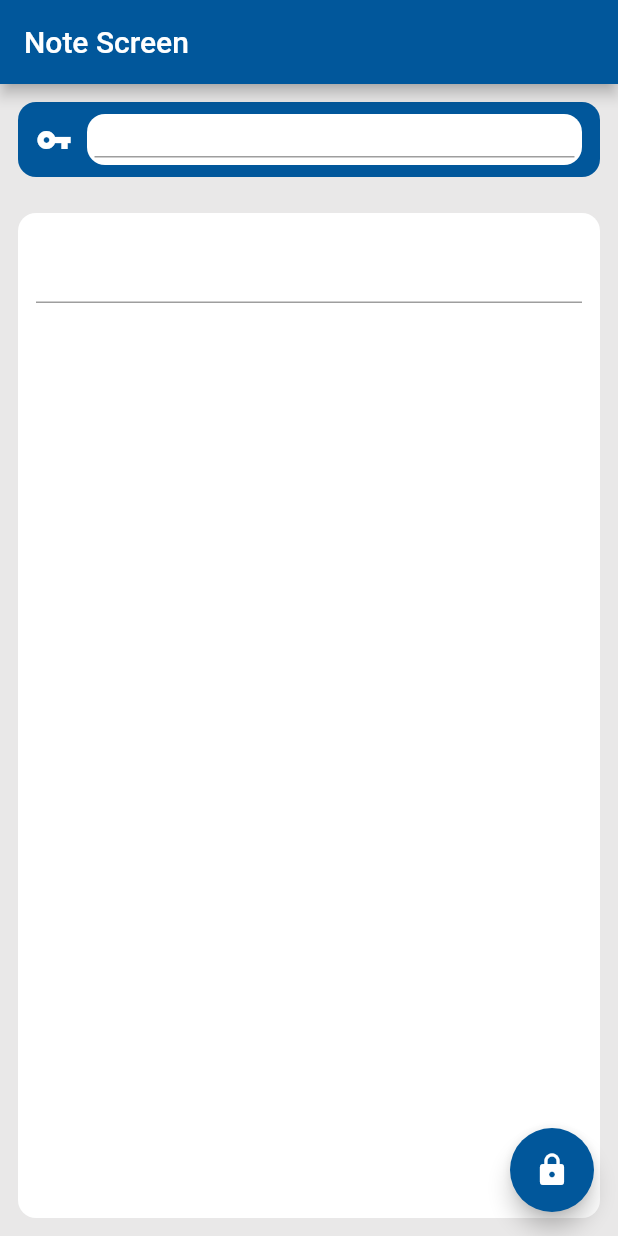
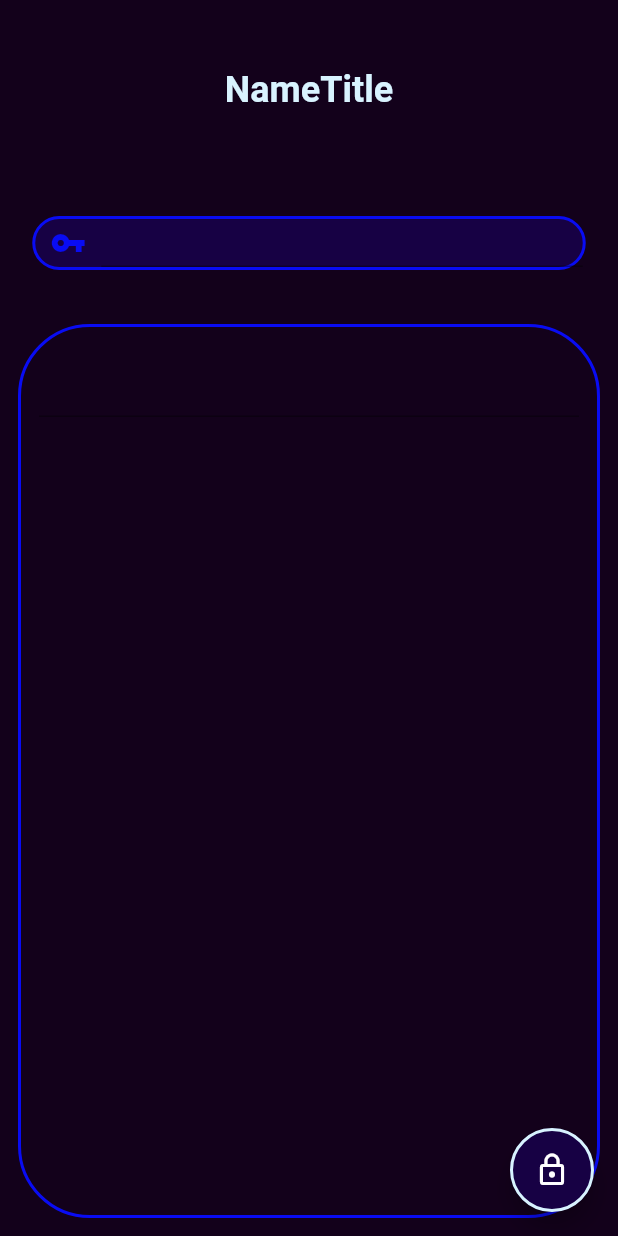
Before and after one commit to MaxThanachai/encrypted-note, a Flutter app: the screen it shows after launch, on a phone screen of 412 x 824 dp. Run offline on Flutter 3.47's test engine with Material 2 defaults, Android fonts, the phone set to English and light mode, and no system bars; missing offline and left inert: encrypt.

Commit message:
💄 redesign :smoking:

```diff
--- a/encrypted_note/lib/const/color.dart
+++ b/encrypted_note/lib/const/color.dart
@@ -14,3 +14,12 @@ const whisperGray = const Color(0xFFE9E8E8);
 const solitudeLightGray = const Color(0xFFF4F5F7);
 const solitudeMediumGray = const Color(0xFFE5E8EF);
 const seaGreen = const Color(0xFF219653);
+
+const blueBlack = const Color(0xFF13011B);
+const blueDark = const Color(0xFF170144);
+const blueNeon = const Color(0xFF090CF3);
+const blueWhite = const Color(0xFFD8F3FF);
+const redWhite = const Color(0xFFFFC2C2);
+const redNeon = const Color(0xFFFC0200);
+const redDark = const Color(0xFF44001D);
+const redBlack = const Color(0xFF2E0019);
--- a/encrypted_note/lib/screens/notepad/notepad.dart
+++ b/encrypted_note/lib/screens/notepad/notepad.dart
@@ -17,36 +17,33 @@ class _MyHomePageState extends State<MyHomePage> {
 
   bool isEncrypted = false;
 
-  final key = encrypt.Key.fromUtf8('4869502448695024');
   final iv = encrypt.IV.fromLength(8);
-  dynamic encrypter;
 
-  Color border = lightBlue;
-  Color textFieldColor = white;
-  Color background = whisperGray;
-
-  void filterTextInQuote() {
-    List<String> splittedStr = noteController.text.split('"');
-    for (int i = 0; i < splittedStr.length; i++) {
-      if (i % 2 != 0) print(splittedStr[i]);
-    }
-  }
+  Color textColor = blueWhite;
+  Color borderColor = blueNeon;
+  Color fillColor = blueDark;
+  Color backgroundColor = blueBlack;
 
   String encrypting(String plainText) {
-    print(plainText);
+    encrypt.Key key = encrypt.Key.fromUtf8(keyController.text);
+    encrypt.Encrypter encrypter =
+        encrypt.Encrypter(encrypt.AES(key, mode: encrypt.AESMode.ecb));
     return encrypter.encrypt(plainText, iv: iv).base64;
   }
 
   String decrypting(String encryptedText) {
-    print(encryptedText);
+    encrypt.Key key = encrypt.Key.fromUtf8(keyController.text);
+    encrypt.Encrypter encrypter =
+        encrypt.Encrypter(encrypt.AES(key, mode: encrypt.AESMode.ecb));
     encrypt.Encrypted encrypted = encrypt.Encrypted.from64(encryptedText);
     return encrypter.decrypt(encrypted, iv: iv);
   }
 
   void switchColorTheme() {
-    border = isEncrypted ? lightBlue : Colors.red;
-    textFieldColor = isEncrypted ? white : Colors.red[100] as Color;
-    background = isEncrypted ? whisperGray : Colors.red[300] as Color;
+    textColor = isEncrypted ? blueWhite : redWhite;
+    borderColor = isEncrypted ? blueNeon : redNeon;
+    fillColor = isEncrypted ? blueDark : redDark;
+    backgroundColor = isEncrypted ? blueBlack : redBlack;
   }
 
   void toggleEncrypting() {
@@ -78,37 +75,25 @@ class _MyHomePageState extends State<MyHomePage> {
 
   @override
   void initState() {
-    encrypter = encrypt.Encrypter(encrypt.AES(key, mode: encrypt.AESMode.ecb));
     super.initState();
   }
 
-  Widget keyBar() {
+  Widget appBar() {
     return Container(
-      height: 50,
-      margin: EdgeInsets.all(12),
-      padding: EdgeInsets.fromLTRB(12, 8, 12, 8),
-      decoration: BoxDecoration(
-        color: border,
-        borderRadius: BorderRadius.circular(12),
-      ),
+      height: 96,
+      width: 369,
+      margin: EdgeInsets.fromLTRB(12, 12, 12, 0),
       child: Row(
         children: [
-          Icon(
-            Icons.vpn_key,
-            color: textFieldColor,
-          ),
-          SizedBox(
-            width: 10,
-          ),
           Expanded(
-            child: Container(
-              padding: EdgeInsets.fromLTRB(5, 0, 5, 5),
-              decoration: BoxDecoration(
-                color: textFieldColor,
-                borderRadius: BorderRadius.circular(12),
-              ),
-              child: TextFormField(
-                controller: keyController,
+            child: Center(
+              child: Text(
+                'NameTitle',
+                style: TextStyle(
+                  color: textColor,
+                  fontSize: 24,
+                  fontWeight: FontWeight.bold,
+                ),
               ),
             ),
           ),
@@ -117,20 +102,71 @@ class _MyHomePageState extends State<MyHomePage> {
     );
   }
 
+  Widget keyBar() {
+    return Container(
+      height: 108,
+      width: 369,
+      margin: EdgeInsets.fromLTRB(12, 0, 12, 0),
+      child: Center(
+        child: Container(
+          height: 36,
+          decoration: BoxDecoration(
+            borderRadius: BorderRadius.circular(48),
+            color: fillColor,
+            border: Border.all(
+              width: 2,
+              color: borderColor,
+            ),
+          ),
+          child: Row(
+            children: [
+              SizedBox(
+                width: 10,
+              ),
+              Icon(
+                Icons.vpn_key,
+                color: borderColor,
+              ),
+              SizedBox(
+                width: 10,
+              ),
+              Expanded(
+                child: TextFormField(
+                  controller: keyController,
+                  obscureText: true,
+                  style: TextStyle(
+                    color: textColor,
+                    fontWeight: FontWeight.bold,
+                  ),
+                ),
+              ),
+            ],
+          ),
+        ),
+      ),
+    );
+  }
+
   Widget notePad() {
     return Expanded(
       child: Container(
-        margin: EdgeInsets.all(12),
-        padding: EdgeInsets.all(12),
+        margin: EdgeInsets.fromLTRB(12, 0, 12, 12),
+        padding: EdgeInsets.fromLTRB(12, 12, 12, 12),
         decoration: BoxDecoration(
-          color: textFieldColor,
-          borderRadius: BorderRadius.circular(12),
+          borderRadius: BorderRadius.circular(48),
+          border: Border.all(
+            width: 2,
+            color: borderColor,
+          ),
         ),
         child: TextFormField(
           enabled: !isEncrypted,
           controller: noteController,
           keyboardType: TextInputType.multiline,
           maxLines: null,
+          style: TextStyle(
+            color: textColor,
+          ),
         ),
       ),
     );
@@ -139,14 +175,12 @@ class _MyHomePageState extends State<MyHomePage> {
   @override
   Widget build(BuildContext context) {
     return Scaffold(
-      backgroundColor: background,
-      appBar: AppBar(
-        title: Text(widget.title),
-        backgroundColor: border,
-      ),
+      backgroundColor: backgroundColor,
+      extendBodyBehindAppBar: true,
       body: Column(
         mainAxisAlignment: MainAxisAlignment.center,
         children: <Widget>[
+          appBar(),
           keyBar(),
           notePad(),
         ],
@@ -154,8 +188,11 @@ class _MyHomePageState extends State<MyHomePage> {
       floatingActionButton: FloatingActionButton(
         onPressed: toggleEncrypting,
         tooltip: isEncrypted ? 'decrypt' : 'encrypt',
-        backgroundColor: border,
-        child: isEncrypted ? Icon(Icons.vpn_key) : Icon(Icons.lock),
+        backgroundColor: fillColor,
+        shape: new CircleBorder(
+          side: BorderSide(width: 2, color: textColor),
+        ),
+        child: isEncrypted ? Icon(Icons.lock_open) : Icon(Icons.lock_outline),
       ),
     );
   }
```
Also changed, not shown: Design/5da818447a437.jpg (added), Design/abstract-blurred-background-flasher-dark-600w-1931939459.jpg (added), Design/colorScheme01.png (added), Design/colorScheme02.png (added), Design/colorScheme03.png (added).
